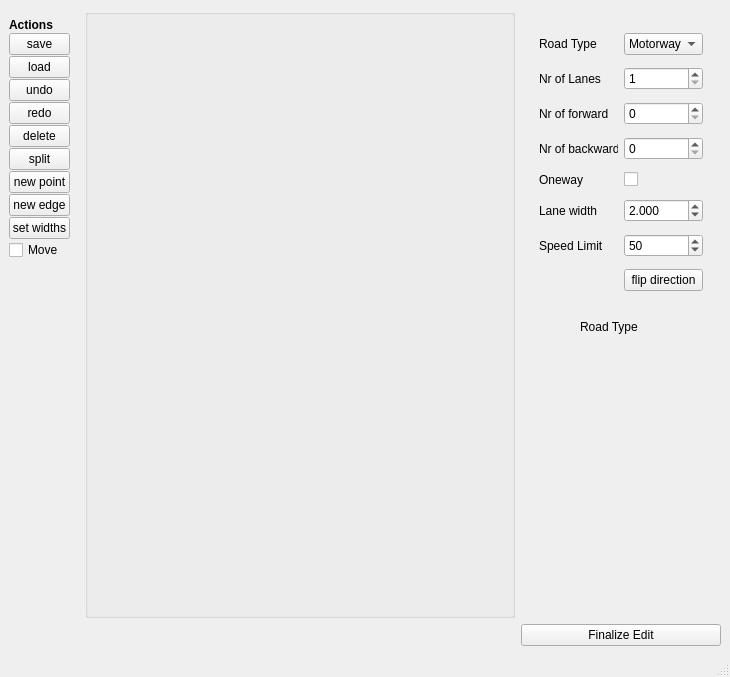
The window that crmapconverter/osm2cr/converter_modules/gui_modules/GUI_resources/edge_edit_embedding.ui (CommonRoad/commonroad-scenario-designer) describes before a commit, drawn with Qt 5.
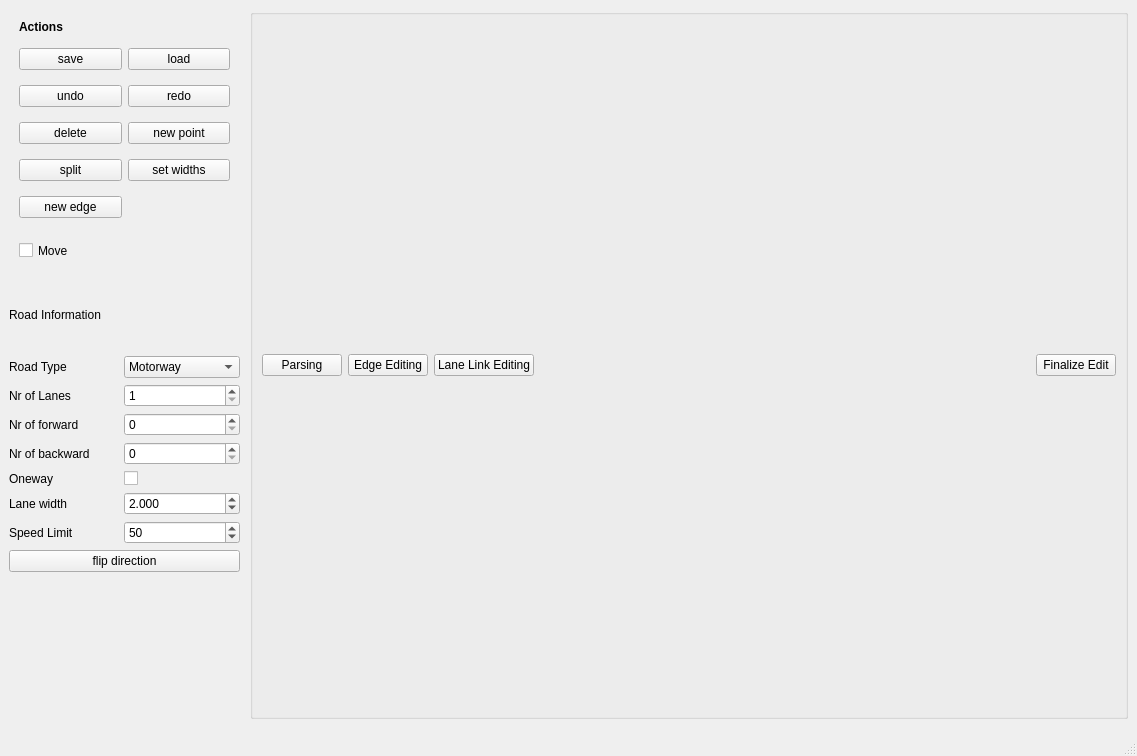
The same window after the commit.

Diff of the .ui file:
```diff
--- a/crmapconverter/osm2cr/converter_modules/gui_modules/GUI_resources/edge_edit_embedding.ui
+++ b/crmapconverter/osm2cr/converter_modules/gui_modules/GUI_resources/edge_edit_embedding.ui
@@ -6,8 +6,8 @@
    <rect>
     <x>0</x>
     <y>0</y>
-    <width>730</width>
-    <height>677</height>
+    <width>1137</width>
+    <height>756</height>
    </rect>
   </property>
   <property name="windowTitle">
@@ -15,39 +15,92 @@
   </property>
   <widget class="QWidget" name="centralwidget">
    <layout class="QGridLayout" name="gridLayout">
-    <item row="1" column="2">
+    <item row="0" column="1">
+     <widget class="QGroupBox" name="plot_groupBox">
+      <property name="minimumSize">
+       <size>
+        <width>400</width>
+        <height>600</height>
+       </size>
+      </property>
+      <property name="title">
+       <string/>
+      </property>
+      <layout class="QVBoxLayout" name="verticalLayout" stretch="12,1">
+       <item>
+        <layout class="QVBoxLayout" name="plot_frame"/>
+       </item>
+       <item>
+        <layout class="QHBoxLayout" name="horizontalLayout">
+         <item>
+          <widget class="QPushButton" name="pushButton">
+           <property name="text">
+            <string>Parsing</string>
+           </property>
+          </widget>
+         </item>
+         <item>
+          <widget class="QPushButton" name="pushButton_2">
+           <property name="text">
+            <string>Edge Editing</string>
+           </property>
+          </widget>
+         </item>
+         <item>
+          <widget class="QPushButton" name="pushButton_3">
+           <property name="text">
+            <string>Lane Link Editing</string>
+           </property>
+          </widget>
+         </item>
+         <item>
+          <spacer name="horizontalSpacer">
+           <property name="orientation">
+            <enum>Qt::Horizontal</enum>
+           </property>
+           <property name="sizeHint" stdset="0">
+            <size>
+             <width>30</width>
+             <height>20</height>
+            </size>
+           </property>
+          </spacer>
+         </item>
+         <item>
      <widget class="QPushButton" name="b_finalize">
       <property name="text">
        <string>Finalize Edit</string>
       </property>
      </widget>
     </item>
-    <item row="0" column="0">
+        </layout>
+       </item>
+      </layout>
+     </widget>
+    </item>
+    <item row="0" column="0" rowspan="2">
      <widget class="QWidget" name="Buttons" native="true">
       <property name="minimumSize">
        <size>
-        <width>70</width>
+        <width>235</width>
         <height>0</height>
        </size>
       </property>
       <property name="maximumSize">
        <size>
-        <width>60</width>
+        <width>235</width>
         <height>16777215</height>
        </size>
       </property>
-      <layout class="QVBoxLayout" name="verticalLayout">
-       <property name="spacing">
-        <number>1</number>
-       </property>
-       <property name="leftMargin">
-        <number>0</number>
-       </property>
-       <property name="bottomMargin">
-        <number>1</number>
-       </property>
-       <item>
         <widget class="QLabel" name="label">
+       <property name="geometry">
+        <rect>
+         <x>10</x>
+         <y>9</y>
+         <width>55</width>
+         <height>17</height>
+        </rect>
+       </property>
          <property name="font">
           <font>
            <weight>75</weight>
@@ -61,180 +114,67 @@
           <set>Qt::AlignLeading|Qt::AlignLeft|Qt::AlignVCenter</set>
          </property>
         </widget>
-       </item>
-       <item>
-        <widget class="QPushButton" name="b_save">
-         <property name="toolTip">
-          <string>ctrl+s</string>
-         </property>
-         <property name="text">
-          <string>save</string>
-         </property>
-        </widget>
-       </item>
-       <item>
-        <widget class="QPushButton" name="b_load">
-         <property name="toolTip">
-          <string>ctrl + l</string>
-         </property>
-         <property name="text">
-          <string>load</string>
-         </property>
-        </widget>
-       </item>
-       <item>
-        <widget class="QPushButton" name="b_undo">
-         <property name="toolTip">
-          <string>ctrl + z</string>
-         </property>
-         <property name="text">
-          <string>undo</string>
-         </property>
-        </widget>
-       </item>
-       <item>
-        <widget class="QPushButton" name="b_redo">
-         <property name="toolTip">
-          <string>ctrl + shift + z</string>
-         </property>
-         <property name="text">
-          <string>redo</string>
-         </property>
-        </widget>
-       </item>
-       <item>
-        <widget class="QPushButton" name="b_delete">
-         <property name="maximumSize">
-          <size>
-           <width>16777215</width>
-           <height>16777215</height>
-          </size>
-         </property>
-         <property name="toolTip">
-          <string>del</string>
-         </property>
-         <property name="text">
-          <string>delete</string>
-         </property>
-        </widget>
-       </item>
-       <item>
-        <widget class="QPushButton" name="b_split">
-         <property name="toolTip">
-          <string>ctrl + d</string>
-         </property>
-         <property name="text">
-          <string>split</string>
-         </property>
-        </widget>
-       </item>
-       <item>
-        <widget class="QPushButton" name="b_new_waypoint">
-         <property name="toolTip">
-          <string>ctrl + n</string>
-         </property>
-         <property name="text">
-          <string>new point</string>
-         </property>
-        </widget>
-       </item>
-       <item>
-        <widget class="QPushButton" name="b_new_edge">
-         <property name="toolTip">
-          <string>ctrl + e</string>
-         </property>
-         <property name="text">
-          <string>new edge</string>
-         </property>
-        </widget>
-       </item>
-       <item>
-        <widget class="QPushButton" name="b_set_widths">
-         <property name="text">
-          <string>set widths</string>
-         </property>
-        </widget>
-       </item>
-       <item>
         <widget class="QCheckBox" name="chk_move">
+       <property name="geometry">
+        <rect>
+         <x>10</x>
+         <y>230</y>
+         <width>63</width>
+         <height>23</height>
+        </rect>
+       </property>
          <property name="text">
           <string>Move</string>
          </property>
         </widget>
-       </item>
-       <item>
-        <spacer name="verticalSpacer">
-         <property name="orientation">
-          <enum>Qt::Vertical</enum>
-         </property>
-         <property name="sizeHint" stdset="0">
-          <size>
-           <width>20</width>
-           <height>40</height>
-          </size>
-         </property>
-        </spacer>
-       </item>
-      </layout>
-     </widget>
-    </item>
-    <item row="0" column="1">
-     <widget class="QGroupBox" name="plot_groupBox">
-      <property name="minimumSize">
-       <size>
-        <width>400</width>
-        <height>400</height>
-       </size>
-      </property>
-      <property name="title">
-       <string/>
-      </property>
-      <layout class="QGridLayout" name="gridLayout_2">
-       <item row="0" column="0">
-        <layout class="QVBoxLayout" name="plot_frame"/>
-       </item>
-      </layout>
-     </widget>
-    </item>
-    <item row="0" column="2">
-     <widget class="QWidget" name="verticalWidget" native="true">
-      <property name="minimumSize">
-       <size>
-        <width>200</width>
-        <height>0</height>
-       </size>
-      </property>
-      <property name="maximumSize">
-       <size>
-        <width>200</width>
-        <height>16777215</height>
-       </size>
-      </property>
-      <layout class="QVBoxLayout" name="verticalLayout_2">
-       <item>
         <widget class="QWidget" name="widget" native="true">
-         <layout class="QGridLayout" name="gridLayout_3">
-          <item row="3" column="1">
-           <widget class="QSpinBox" name="sp_backward_lanes"/>
-          </item>
-          <item row="2" column="1">
-           <widget class="QSpinBox" name="sp_forward_lanes"/>
-          </item>
-          <item row="4" column="0">
-           <widget class="QLabel" name="label_6">
-            <property name="text">
-             <string>Oneway</string>
-            </property>
-           </widget>
-          </item>
+       <property name="geometry">
+        <rect>
+         <x>0</x>
+         <y>270</y>
+         <width>231</width>
+         <height>293</height>
+        </rect>
+       </property>
+       <property name="minimumSize">
+        <size>
+         <width>182</width>
+         <height>0</height>
+        </size>
+       </property>
+       <layout class="QGridLayout" name="gridLayout_3" columnstretch="3,1">
           <item row="3" column="0">
+         <widget class="QLabel" name="label_3">
+          <property name="text">
+           <string>Nr of forward</string>
+          </property>
+         </widget>
+        </item>
+        <item row="1" column="0">
+         <widget class="QLabel" name="label_5">
+          <property name="text">
+           <string>Road Type</string>
+          </property>
+         </widget>
+        </item>
+        <item row="4" column="0">
            <widget class="QLabel" name="label_4">
             <property name="text">
              <string>Nr of backward</string>
             </property>
            </widget>
           </item>
-          <item row="0" column="1">
+        <item row="7" column="0">
+         <widget class="QLabel" name="label_8">
+          <property name="text">
+           <string>Speed Limit</string>
+          </property>
+         </widget>
+        </item>
+        <item row="4" column="1">
+         <widget class="QSpinBox" name="sp_backward_lanes"/>
+        </item>
+        <item row="1" column="1">
            <widget class="QComboBox" name="co_road_type">
             <item>
              <property name="text">
@@ -308,42 +248,61 @@
             </item>
            </widget>
           </item>
-          <item row="1" column="1">
-           <widget class="QSpinBox" name="sp_lane_count">
+        <item row="3" column="1">
+         <widget class="QSpinBox" name="sp_forward_lanes"/>
+        </item>
+        <item row="7" column="1">
+         <widget class="QSpinBox" name="sp_speed_limit">
             <property name="minimum">
              <number>1</number>
             </property>
+          <property name="maximum">
+           <number>1000</number>
+          </property>
+          <property name="singleStep">
+           <number>10</number>
+          </property>
+          <property name="value">
+           <number>50</number>
+          </property>
+         </widget>
+        </item>
+        <item row="8" column="0" colspan="2">
+         <widget class="QPushButton" name="b_flip">
+          <property name="text">
+           <string>flip direction</string>
+          </property>
            </widget>
           </item>
           <item row="5" column="0">
+         <widget class="QLabel" name="label_6">
+          <property name="text">
+           <string>Oneway</string>
+          </property>
+         </widget>
+        </item>
+        <item row="6" column="0">
            <widget class="QLabel" name="label_7">
             <property name="text">
              <string>Lane width</string>
             </property>
            </widget>
           </item>
-          <item row="0" column="0">
-           <widget class="QLabel" name="label_5">
-            <property name="text">
-             <string>Road Type</string>
-            </property>
-           </widget>
-          </item>
-          <item row="4" column="1">
+        <item row="5" column="1">
            <widget class="QCheckBox" name="ch_oneway">
             <property name="text">
              <string/>
             </property>
            </widget>
           </item>
-          <item row="2" column="0">
-           <widget class="QLabel" name="label_3">
-            <property name="text">
-             <string>Nr of forward</string>
+        <item row="2" column="1">
+         <widget class="QSpinBox" name="sp_lane_count">
+          <property name="minimum">
+           <number>1</number>
             </property>
            </widget>
           </item>
-          <item row="5" column="1">
+        <item row="6" column="1">
            <widget class="QDoubleSpinBox" name="sp_lane_width">
             <property name="decimals">
              <number>3</number>
@@ -359,64 +318,133 @@
             </property>
            </widget>
           </item>
-          <item row="6" column="1">
-           <widget class="QSpinBox" name="sp_speed_limit">
-            <property name="minimum">
-             <number>1</number>
-            </property>
-            <property name="maximum">
-             <number>1000</number>
-            </property>
-            <property name="singleStep">
-             <number>10</number>
-            </property>
-            <property name="value">
-             <number>50</number>
-            </property>
-           </widget>
-          </item>
-          <item row="6" column="0">
-           <widget class="QLabel" name="label_8">
-            <property name="text">
-             <string>Speed Limit</string>
-            </property>
-           </widget>
-          </item>
-          <item row="1" column="0">
+        <item row="2" column="0">
            <widget class="QLabel" name="label_2">
             <property name="text">
              <string>Nr of Lanes</string>
             </property>
            </widget>
           </item>
-          <item row="7" column="1">
-           <widget class="QPushButton" name="b_flip">
-            <property name="text">
-             <string>flip direction</string>
-            </property>
-           </widget>
-          </item>
-         </layout>
-        </widget>
-       </item>
-       <item>
-        <widget class="QWidget" name="widget_2" native="true">
+        <item row="0" column="0" colspan="2">
          <widget class="QLabel" name="label_9">
+          <property name="text">
+           <string>Road Information</string>
+          </property>
+          <property name="textFormat">
+           <enum>Qt::AutoText</enum>
+          </property>
+          <property name="scaledContents">
+           <bool>false</bool>
+          </property>
+         </widget>
+        </item>
+       </layout>
+      </widget>
+      <widget class="QWidget" name="layoutWidget">
           <property name="geometry">
            <rect>
-            <x>50</x>
-            <y>0</y>
-            <width>86</width>
-            <height>19</height>
-           </rect>
-          </property>
+         <x>10</x>
+         <y>30</y>
+         <width>211</width>
+         <height>191</height>
+        </rect>
+       </property>
+       <layout class="QGridLayout" name="gridLayout_4">
+        <item row="0" column="0">
+         <widget class="QPushButton" name="b_save">
+          <property name="toolTip">
+           <string>ctrl+s</string>
+          </property>
           <property name="text">
-           <string>Road Type</string>
+           <string>save</string>
           </property>
          </widget>
+        </item>
+        <item row="2" column="0">
+         <widget class="QPushButton" name="b_undo">
+          <property name="toolTip">
+           <string>ctrl + z</string>
+          </property>
+          <property name="text">
+           <string>undo</string>
+          </property>
+         </widget>
+        </item>
+        <item row="4" column="0">
+         <widget class="QPushButton" name="b_delete">
+          <property name="maximumSize">
+           <size>
+            <width>16777215</width>
+            <height>16777215</height>
+           </size>
+          </property>
+          <property name="toolTip">
+           <string>del</string>
+          </property>
+          <property name="text">
+           <string>delete</string>
+          </property>
+         </widget>
+        </item>
+        <item row="7" column="0">
+         <widget class="QPushButton" name="b_new_edge">
+          <property name="toolTip">
+           <string>ctrl + e</string>
+          </property>
+          <property name="text">
+           <string>new edge</string>
+          </property>
+         </widget>
+        </item>
+        <item row="0" column="1">
+         <widget class="QPushButton" name="b_load">
+          <property name="toolTip">
+           <string>ctrl + l</string>
+          </property>
+          <property name="text">
+           <string>load</string>
+          </property>
+         </widget>
+        </item>
+        <item row="2" column="1">
+         <widget class="QPushButton" name="b_redo">
+          <property name="toolTip">
+           <string>ctrl + shift + z</string>
+          </property>
+          <property name="text">
+           <string>redo</string>
+          </property>
+         </widget>
+        </item>
+        <item row="4" column="1">
+         <widget class="QPushButton" name="b_new_waypoint">
+          <property name="toolTip">
+           <string>ctrl + n</string>
+          </property>
+          <property name="text">
+           <string>new point</string>
+          </property>
+         </widget>
+        </item>
+        <item row="5" column="0">
+         <widget class="QPushButton" name="b_split">
+          <property name="toolTip">
+           <string>ctrl + d</string>
+          </property>
+          <property name="text">
+           <string>split</string>
+          </property>
+         </widget>
+        </item>
+        <item row="5" column="1">
+         <widget class="QPushButton" name="b_set_widths">
+          <property name="text">
+           <string>set widths</string>
+          </property>
         </widget>
        </item>
       </layout>
+      </widget>
      </widget>
     </item>
    </layout>
```
Left out of the diff: 4 changed lines with no effect on the pictures. Lines whose indentation alone changed are shown as unchanged.
